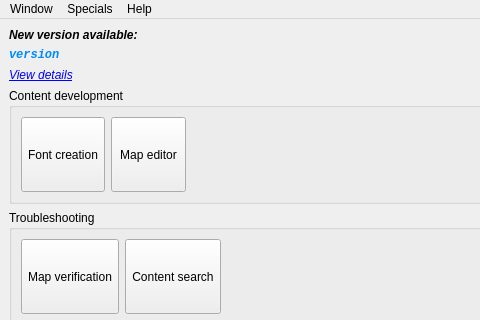
Before: the Qt Designer form OTModules/OTGeneric/wstart.ui in pietr26/OMSI-Tools, drawn with Qt 5; both pictures show x 0 to 480 and y 0 to 320 of the 1368 by 820 pixel window.
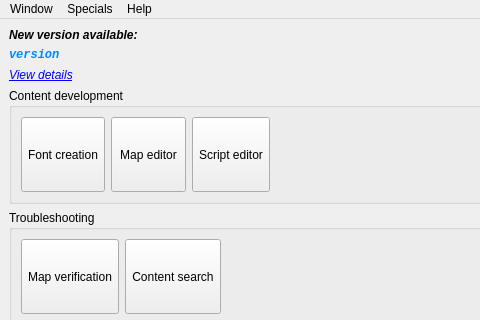
After: the same form once the commit is applied. Icons and pictures are not drawn.

Commit message: Add wScriptEditor window

```diff
--- a/OTModules/OTGeneric/wstart.ui
+++ b/OTModules/OTGeneric/wstart.ui
@@ -179,6 +179,46 @@
          </property>
         </widget>
        </item>
+       <item>
+        <widget class="QToolButton" name="tbnScriptEditor">
+         <property name="minimumSize">
+          <size>
+           <width>75</width>
+           <height>75</height>
+          </size>
+         </property>
+         <property name="baseSize">
+          <size>
+           <width>1</width>
+           <height>1</height>
+          </size>
+         </property>
+         <property name="autoFillBackground">
+          <bool>false</bool>
+         </property>
+         <property name="text">
+          <string>Script editor</string>
+         </property>
+         <property name="iconSize">
+          <size>
+           <width>25</width>
+           <height>25</height>
+          </size>
+         </property>
+         <property name="checkable">
+          <bool>false</bool>
+         </property>
+         <property name="popupMode">
+          <enum>QToolButton::ToolButtonPopupMode::DelayedPopup</enum>
+         </property>
+         <property name="toolButtonStyle">
+          <enum>Qt::ToolButtonStyle::ToolButtonTextUnderIcon</enum>
+         </property>
+         <property name="autoRaise">
+          <bool>false</bool>
+         </property>
+        </widget>
+       </item>
        <item>
         <spacer name="horizontalSpacer_2">
          <property name="orientation">
```
Left out of the diff: 20 changed lines with no effect on the pictures. The commit also changes 6 other files.
